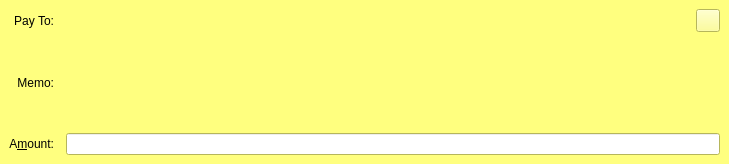
Qt form src/qt/forms/sendcoinsentry.ui (deeponion/deeponion) before a commit.
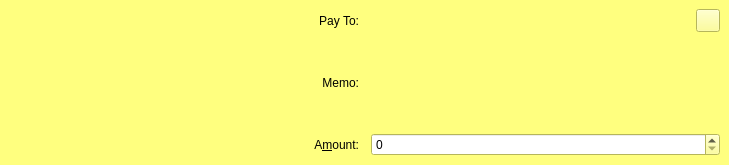
The same form after that commit. The open tabs and pages were chosen to show the change. Icons and pictures are not drawn. Custom widgets are drawn as their Qt base class.

Commit message: fixed some style issues

```diff
--- a/src/qt/forms/sendcoinsentry.ui
+++ b/src/qt/forms/sendcoinsentry.ui
@@ -7,7 +7,7 @@
     <x>0</x>
     <y>0</y>
     <width>729</width>
-    <height>150</height>
+    <height>163</height>
    </rect>
   </property>
   <property name="focusPolicy">
@@ -374,6 +374,15 @@
         </color>
        </brush>
       </colorrole>
+      <colorrole role="PlaceholderText">
+       <brush brushstyle="NoBrush">
+        <color alpha="128">
+         <red>0</red>
+         <green>0</green>
+         <blue>0</blue>
+        </color>
+       </brush>
+      </colorrole>
      </active>
      <inactive>
       <colorrole role="WindowText">
@@ -511,6 +520,15 @@
         </color>
        </brush>
       </colorrole>
+      <colorrole role="PlaceholderText">
+       <brush brushstyle="NoBrush">
+        <color alpha="128">
+         <red>0</red>
+         <green>0</green>
+         <blue>0</blue>
+        </color>
+       </brush>
+      </colorrole>
      </inactive>
      <disabled>
       <colorrole role="WindowText">
@@ -648,6 +666,15 @@
         </color>
        </brush>
       </colorrole>
+      <colorrole role="PlaceholderText">
+       <brush brushstyle="NoBrush">
+        <color alpha="128">
+         <red>0</red>
+         <green>0</green>
+         <blue>0</blue>
+        </color>
+       </brush>
+      </colorrole>
      </disabled>
     </palette>
    </property>
@@ -1272,15 +1299,16 @@
   </widget>
  </widget>
  <customwidgets>
-  <customwidget>
-   <class>QValidatedLineEdit</class>
-   <extends>QLineEdit</extends>
-   <header>qt/qvalidatedlineedit.h</header>
-  </customwidget>
   <customwidget>
    <class>BitcoinAmountField</class>
-   <extends>QLineEdit</extends>
+   <extends>QSpinBox</extends>
    <header>qt/bitcoinamountfield.h</header>
+   <container>1</container>
+  </customwidget>
+  <customwidget>
+   <class>QValidatedLineEdit</class>
+   <extends>QLineEdit</extends>
+   <header>qt/qvalidatedlineedit.h</header>
   </customwidget>
  </customwidgets>
  <tabstops>
```
Left out of the diff: 30 changed lines with no effect on the pictures. The commit also changes 1 other file.
